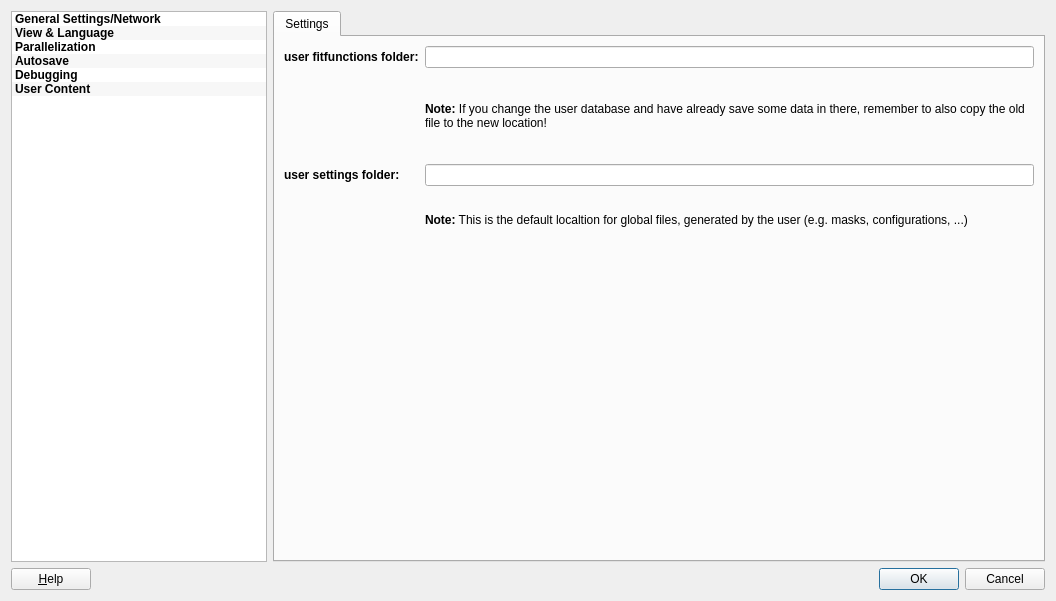
jkriege2/QuickFit3, file application/optionsdialog.ui: the form before one commit.
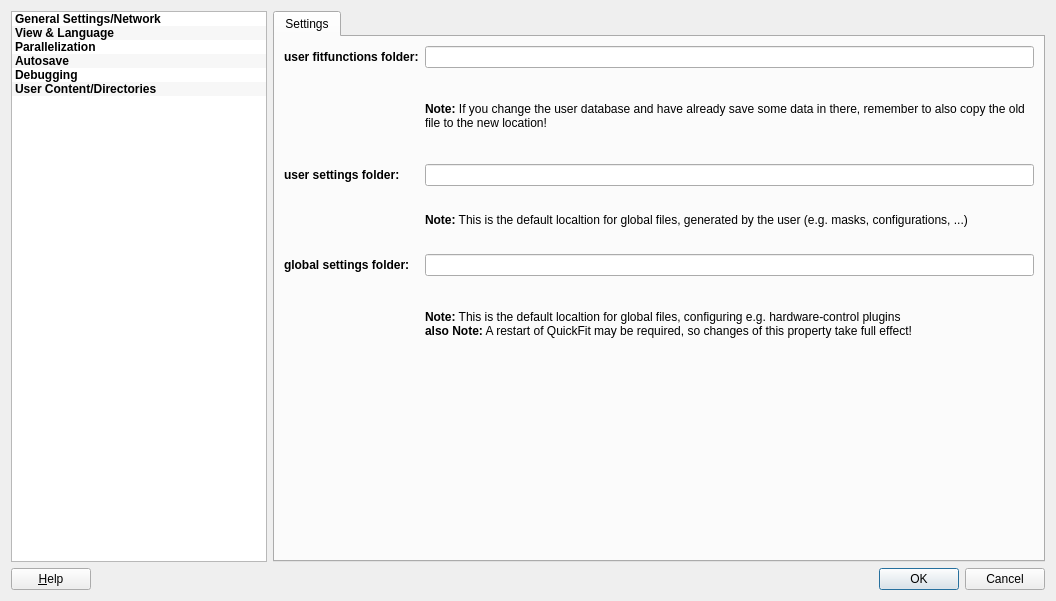
The form after the commit. The open tabs and pages were chosen to show the change. Icons and pictures are not drawn. Custom widgets are drawn as their Qt base class.

Diff of the .ui file:
```diff
--- a/application/optionsdialog.ui
+++ b/application/optionsdialog.ui
@@ -152,7 +152,11 @@
      </item>
      <item>
       <property name="text">
-       <string>User Content</string>
+       <string>User Content/Directories</string>
+      </property>
+      <property name="icon">
+       <iconset resource="quickfit3.qrc">
+        <normaloff>:/quickfit3/optionsdlg_icons/opt_folders.png</normaloff>:/quickfit3/optionsdlg_icons/opt_folders.png</iconset>
       </property>
      </item>
     </widget>
@@ -750,6 +754,33 @@
              </property>
             </widget>
            </item>
+           <item row="4" column="1">
+            <widget class="QFEnhancedLineEdit" name="edtGlobalSettings"/>
+           </item>
+           <item row="4" column="0">
+            <widget class="QLabel" name="label_23">
+             <property name="font">
+              <font>
+               <weight>75</weight>
+               <bold>true</bold>
+              </font>
+             </property>
+             <property name="text">
+              <string>global settings folder:</string>
+             </property>
+            </widget>
+           </item>
+           <item row="5" column="1">
+            <widget class="QLabel" name="label_24">
+             <property name="text">
+              <string>&lt;b&gt;Note:&lt;/b&gt; This is the default localtion for global files, configuring e.g. hardware-control plugins&lt;br&gt;
+&lt;b&gt;also Note:&lt;/b&gt; A restart of QuickFit may be required, so changes of this property take full effect!</string>
+             </property>
+             <property name="wordWrap">
+              <bool>true</bool>
+             </property>
+            </widget>
+           </item>
           </layout>
          </widget>
         </widget>
```
Left out of the diff: 2 changed lines with no effect on the pictures.
